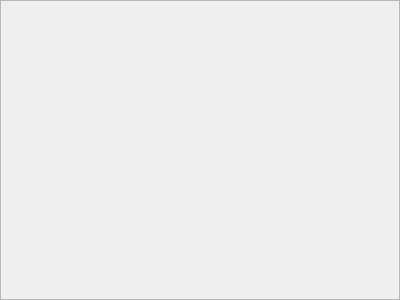
Before: the Qt Designer form voirprofilframe.ui in rsoumail/Exam-Platform, drawn with Qt 5.
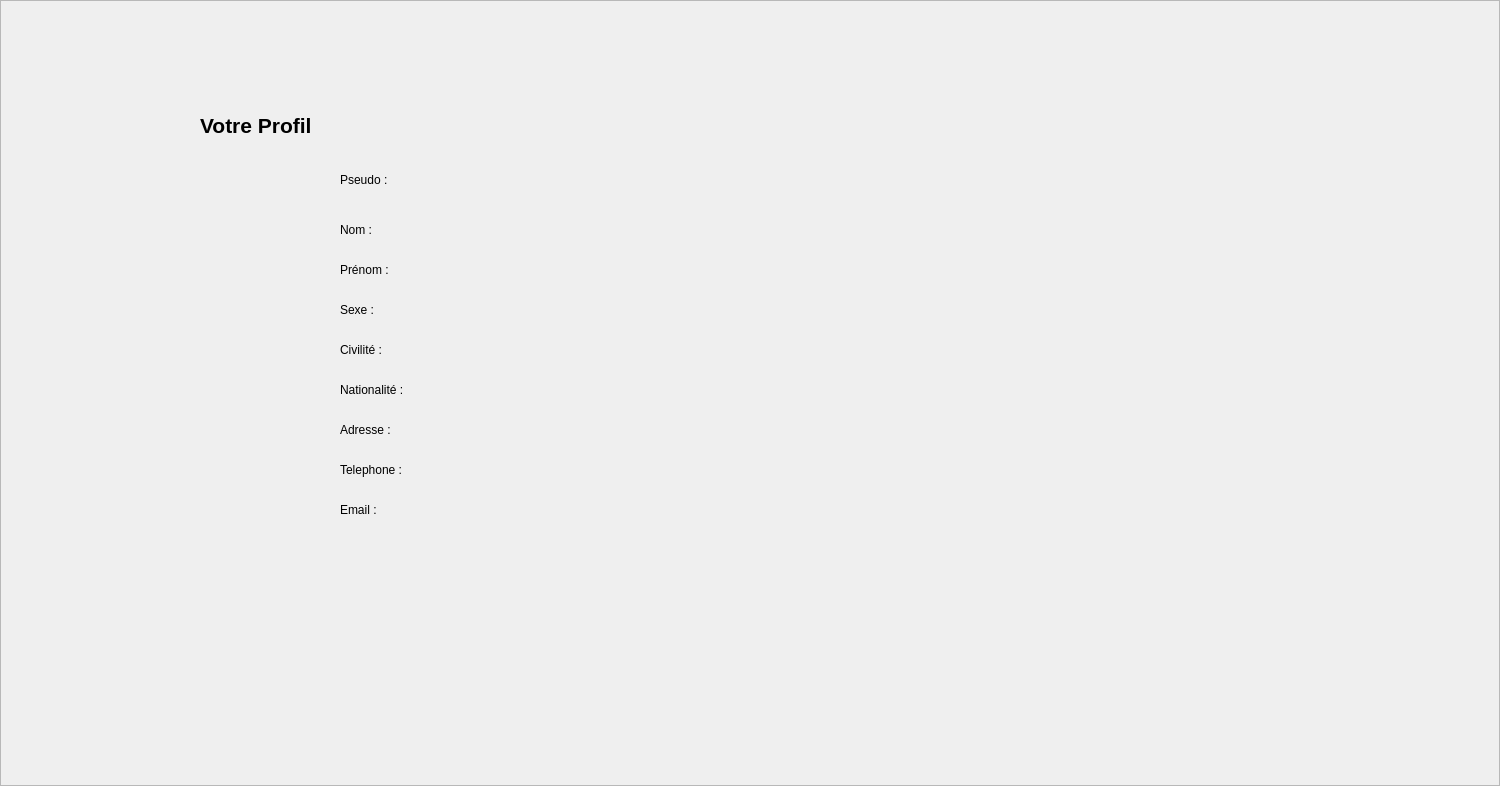
After: the same form once the commit is applied.

Patch:
```diff
--- a/voirprofilframe.ui
+++ b/voirprofilframe.ui
@@ -9,8 +9,8 @@
    <rect>
     <x>0</x>
     <y>0</y>
-    <width>400</width>
-    <height>300</height>
+    <width>1500</width>
+    <height>786</height>
    </rect>
   </property>
   <property name="frameShape">
@@ -19,5 +19,258 @@
   <property name="windowTitle">
    <string>Frame</string>
   </property>
+  <property name="frameShape">
+   <enum>QFrame::StyledPanel</enum>
+  </property>
+  <property name="frameShadow">
+   <enum>QFrame::Raised</enum>
+  </property>
+  <widget class="QLabel" name="label">
+   <property name="geometry">
+    <rect>
+     <x>200</x>
+     <y>100</y>
+     <width>181</width>
+     <height>51</height>
+    </rect>
+   </property>
+   <property name="text">
+    <string>&lt;html&gt;&lt;head/&gt;&lt;body&gt;&lt;p&gt;&lt;span style=&quot; font-size:16pt; font-weight:600;&quot;&gt;Votre Profil &lt;/span&gt;&lt;/p&gt;&lt;/body&gt;&lt;/html&gt;</string>
+   </property>
+  </widget>
+  <widget class="QWidget" name="layoutWidget">
+   <property name="geometry">
+    <rect>
+     <x>340</x>
+     <y>170</y>
+     <width>341</width>
+     <height>19</height>
+    </rect>
+   </property>
+   <layout class="QHBoxLayout" name="horizontalLayout">
+    <item>
+     <widget class="QLabel" name="label_pseudo">
+      <property name="text">
+       <string>Pseudo : </string>
+      </property>
+     </widget>
+    </item>
+    <item>
+     <widget class="QLabel" name="valeur_pseudo">
+      <property name="text">
+       <string/>
+      </property>
+     </widget>
+    </item>
+   </layout>
+  </widget>
+  <widget class="QWidget" name="layoutWidget">
+   <property name="geometry">
+    <rect>
+     <x>340</x>
+     <y>220</y>
+     <width>341</width>
+     <height>19</height>
+    </rect>
+   </property>
+   <layout class="QHBoxLayout" name="horizontalLayout_2">
+    <item>
+     <widget class="QLabel" name="label_nom">
+      <property name="text">
+       <string>Nom : </string>
+      </property>
+     </widget>
+    </item>
+    <item>
+     <widget class="QLabel" name="valeur_nom">
+      <property name="text">
+       <string/>
+      </property>
+     </widget>
+    </item>
+   </layout>
+  </widget>
+  <widget class="QWidget" name="layoutWidget">
+   <property name="geometry">
+    <rect>
+     <x>340</x>
+     <y>260</y>
+     <width>341</width>
+     <height>19</height>
+    </rect>
+   </property>
+   <layout class="QHBoxLayout" name="horizontalLayout_3">
+    <item>
+     <widget class="QLabel" name="label_prenom">
+      <property name="text">
+       <string>Prénom : </string>
+      </property>
+     </widget>
+    </item>
+    <item>
+     <widget class="QLabel" name="valeur_prenom">
+      <property name="text">
+       <string/>
+      </property>
+     </widget>
+    </item>
+   </layout>
+  </widget>
+  <widget class="QWidget" name="layoutWidget">
+   <property name="geometry">
+    <rect>
+     <x>340</x>
+     <y>300</y>
+     <width>341</width>
+     <height>19</height>
+    </rect>
+   </property>
+   <layout class="QHBoxLayout" name="horizontalLayout_4">
+    <item>
+     <widget class="QLabel" name="label_sexe">
+      <property name="text">
+       <string>Sexe :</string>
+      </property>
+     </widget>
+    </item>
+    <item>
+     <widget class="QLabel" name="valeur_sexe">
+      <property name="text">
+       <string/>
+      </property>
+     </widget>
+    </item>
+   </layout>
+  </widget>
+  <widget class="QWidget" name="layoutWidget">
+   <property name="geometry">
+    <rect>
+     <x>340</x>
+     <y>340</y>
+     <width>341</width>
+     <height>19</height>
+    </rect>
+   </property>
+   <layout class="QHBoxLayout" name="horizontalLayout_5">
+    <item>
+     <widget class="QLabel" name="label_civilite">
+      <property name="text">
+       <string>Civilité : </string>
+      </property>
+     </widget>
+    </item>
+    <item>
+     <widget class="QLabel" name="valeur_civilite">
+      <property name="text">
+       <string/>
+      </property>
+     </widget>
+    </item>
+   </layout>
+  </widget>
+  <widget class="QWidget" name="layoutWidget">
+   <property name="geometry">
+    <rect>
+     <x>340</x>
+     <y>380</y>
+     <width>341</width>
+     <height>19</height>
+    </rect>
+   </property>
+   <layout class="QHBoxLayout" name="horizontalLayout_6">
+    <item>
+     <widget class="QLabel" name="label_nationalite">
+      <property name="text">
+       <string>Nationalité :</string>
+      </property>
+     </widget>
+    </item>
+    <item>
+     <widget class="QLabel" name="valeur_nationalite">
+      <property name="text">
+       <string/>
+      </property>
+     </widget>
+    </item>
+   </layout>
+  </widget>
+  <widget class="QWidget" name="layoutWidget">
+   <property name="geometry">
+    <rect>
+     <x>340</x>
+     <y>420</y>
+     <width>341</width>
+     <height>19</height>
+    </rect>
+   </property>
+   <layout class="QHBoxLayout" name="horizontalLayout_7">
+    <item>
+     <widget class="QLabel" name="label_adresse">
+      <property name="text">
+       <string>Adresse :</string>
+      </property>
+     </widget>
+    </item>
+    <item>
+     <widget class="QLabel" name="valeur_adresse">
+      <property name="text">
+       <string/>
+      </property>
+     </widget>
+    </item>
+   </layout>
+  </widget>
+  <widget class="QWidget" name="layoutWidget">
+   <property name="geometry">
+    <rect>
+     <x>340</x>
+     <y>460</y>
+     <width>341</width>
+     <height>19</height>
+    </rect>
+   </property>
+   <layout class="QHBoxLayout" name="horizontalLayout_8">
+    <item>
+     <widget class="QLabel" name="label_telephone">
+      <property name="text">
+       <string>Telephone : </string>
+      </property>
+     </widget>
+    </item>
+    <item>
+     <widget class="QLabel" name="valeur_telephone">
+      <property name="text">
+       <string/>
+      </property>
+     </widget>
+    </item>
+   </layout>
+  </widget>
+  <widget class="QWidget" name="layoutWidget">
+   <property name="geometry">
+    <rect>
+     <x>340</x>
+     <y>500</y>
+     <width>631</width>
+     <height>19</height>
+    </rect>
+   </property>
+   <layout class="QHBoxLayout" name="horizontalLayout_9">
+    <item>
+     <widget class="QLabel" name="label_email">
+      <property name="text">
+       <string>Email : </string>
+      </property>
+     </widget>
+    </item>
+    <item>
+     <widget class="QLabel" name="valeur_email">
+      <property name="text">
+       <string/>
+      </property>
+     </widget>
+    </item>
+   </layout>
+  </widget>
  </widget>
 </ui>
```
Left out of the diff: 12 changed lines with no effect on the pictures.
